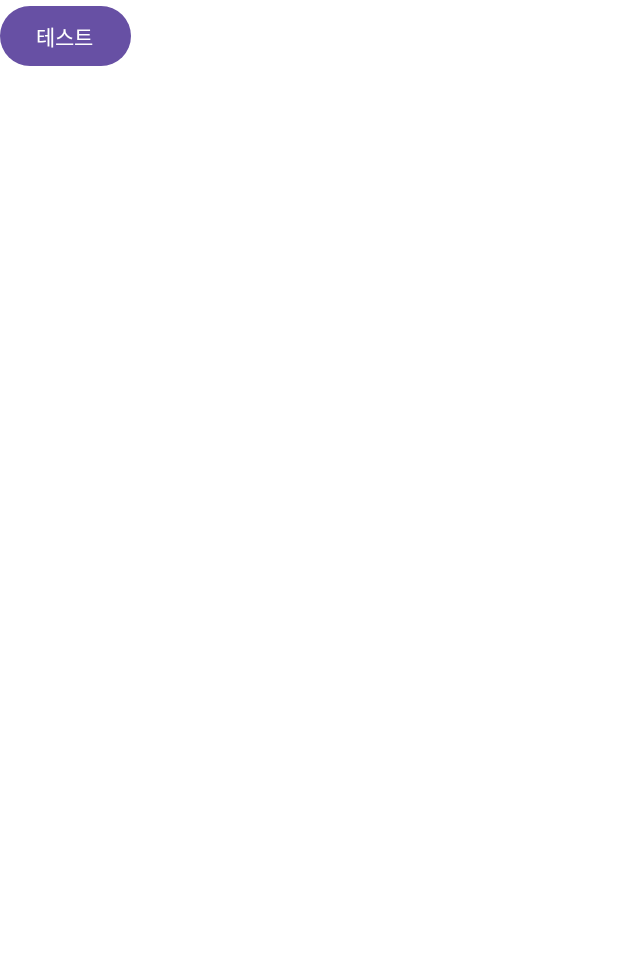
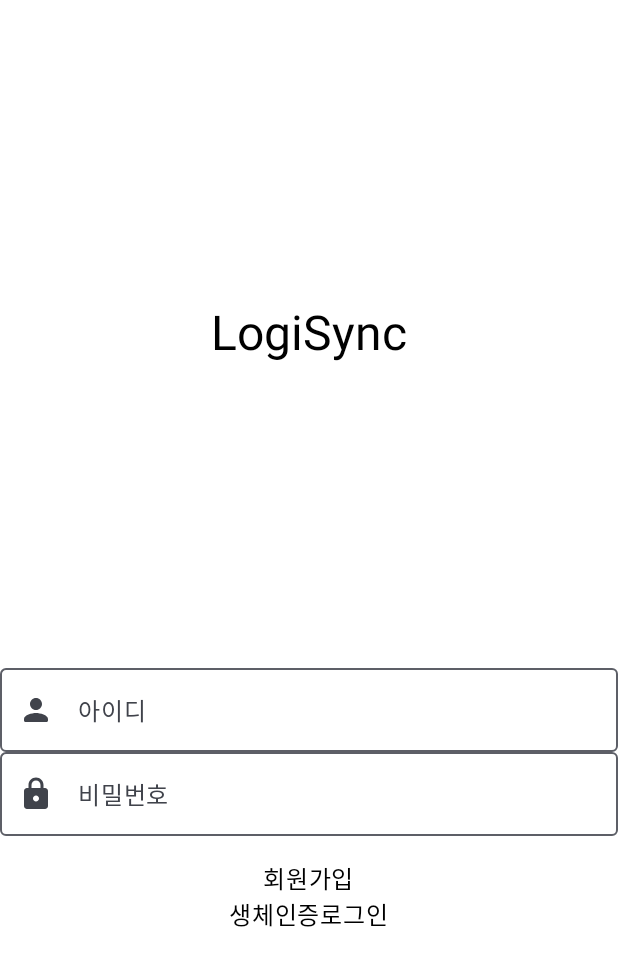
Before and after one commit to SANDY-9/Project_LogiSync, an Android app built with Jetpack Compose: the @Preview function LoginScreenPreview, on a phone screen of 412 x 824 dp. Shown: the top 966 px of the screen. Run offline under Robolectric (Android 15) with nearby library versions, the phone set to English and light mode, and no system bars.

Commit message:
LoginScreen UI 구현

```diff
--- /dev/null
+++ b/Android/core/designsystem/src/main/java/com/sandy/designsystem/common/Buttons.kt
@@ -0,0 +1,19 @@
+package com.sandy.designsystem.common
+
+import androidx.compose.foundation.clickable
+import androidx.compose.material3.Text
+import androidx.compose.runtime.Composable
+import androidx.compose.ui.Modifier
+import androidx.compose.ui.res.stringResource
+
+@Composable
+fun BasicTextButton(
+    title: String,
+    onClick: () -> Unit,
+    modifier: Modifier = Modifier
+) {
+    Text(
+        modifier = modifier.clickable(onClick = onClick),
+        text = title,
+    )
+}
--- /dev/null
+++ b/Android/core/designsystem/src/main/java/com/sandy/designsystem/common/Spacer.kt
@@ -0,0 +1 @@
+package com.sandy.designsystem.common
--- /dev/null
+++ b/Android/core/designsystem/src/main/java/com/sandy/designsystem/common/TextField.kt
@@ -0,0 +1,58 @@
+package com.sandy.designsystem.common
+
+import androidx.compose.foundation.text.KeyboardOptions
+import androidx.compose.material.icons.Icons
+import androidx.compose.material.icons.rounded.Lock
+import androidx.compose.material.icons.rounded.Person
+import androidx.compose.material3.Icon
+import androidx.compose.material3.OutlinedTextField
+import androidx.compose.material3.Text
+import androidx.compose.runtime.Composable
+import androidx.compose.ui.Modifier
+import androidx.compose.ui.text.input.KeyboardType
+import androidx.compose.ui.text.input.PasswordVisualTransformation
+
+@Composable
+private fun TextFieldPlaceHolder(
+    str: String,
+): @Composable () -> Unit = {
+    Text(
+        text = str
+    )
+}
+
+@Composable
+fun IDTextField(
+    placeHolder: String,
+    onValueChange: (String) -> Unit,
+    modifier: Modifier = Modifier,
+) {
+    OutlinedTextField(
+        value = "",
+        leadingIcon = {
+            Icon(imageVector = Icons.Rounded.Person, null)
+        },
+        placeholder = TextFieldPlaceHolder(placeHolder),
+        onValueChange = onValueChange,
+        modifier = modifier,
+    )
+}
+
+@Composable
+fun PWTextField(
+    placeHolder: String,
+    onValueChange: (String) -> Unit,
+    modifier: Modifier = Modifier,
+) {
+    OutlinedTextField(
+        value = "",
+        leadingIcon = {
+            Icon(imageVector = Icons.Rounded.Lock, null)
+        },
+        placeholder = TextFieldPlaceHolder(placeHolder),
+        visualTransformation = PasswordVisualTransformation(),
+        keyboardOptions = KeyboardOptions(keyboardType = KeyboardType.Password),
+        onValueChange = onValueChange,
+        modifier = modifier,
+    )
+}
--- a/Android/feature/login/src/main/java/com/feature/login/loginscreen/LoginScreen.kt
+++ b/Android/feature/login/src/main/java/com/feature/login/loginscreen/LoginScreen.kt
@@ -1,22 +1,67 @@
 package com.feature.login.loginscreen
 
-import androidx.compose.material3.Button
+import androidx.compose.foundation.layout.Arrangement
+import androidx.compose.foundation.layout.Column
+import androidx.compose.foundation.layout.Spacer
+import androidx.compose.foundation.layout.fillMaxHeight
+import androidx.compose.foundation.layout.fillMaxSize
+import androidx.compose.foundation.layout.fillMaxWidth
+import androidx.compose.foundation.layout.padding
+import androidx.compose.material3.MaterialTheme
 import androidx.compose.material3.Text
 import androidx.compose.runtime.Composable
+import androidx.compose.ui.Alignment
 import androidx.compose.ui.Modifier
+import androidx.compose.ui.res.stringResource
+import androidx.compose.ui.text.style.TextAlign
 import androidx.compose.ui.tooling.preview.Preview
-import androidx.hilt.navigation.compose.hiltViewModel
+import androidx.compose.ui.unit.dp
 import androidx.navigation.NavController
 import androidx.navigation.compose.rememberNavController
+import com.feature.login.R
+import com.sandy.designsystem.common.BasicTextButton
+import com.sandy.designsystem.common.IDTextField
+import com.sandy.designsystem.common.PWTextField
+import com.sandy.designsystem.theme.LogiSyncTheme
 
 @Composable
 fun LoginScreen(
-    composeNavigator: NavController,
+    navController: NavController,
     modifier: Modifier = Modifier,
     //viewModel: LoginViewModel = hiltViewModel(),
 ) {
-    Button(onClick = { /*TODO*/ }) {
-        Text(text = "테스트")
+    Column(
+        modifier = modifier.fillMaxSize(),
+        horizontalAlignment = Alignment.CenterHorizontally,
+    ) {
+        Spacer(modifier = modifier.weight(1f))
+        Text(
+            modifier = modifier,
+            text = "LogiSync",
+            style = MaterialTheme.typography.headlineLarge,
+        )
+        Spacer(modifier = modifier.weight(1f))
+        IDTextField(
+            modifier = modifier.fillMaxWidth(),
+            placeHolder = stringResource(id = R.string.login_title_id),
+            onValueChange = {},
+        )
+        PWTextField(
+            modifier = modifier
+                .fillMaxWidth()
+                .padding(bottom = 16.dp),
+            placeHolder = stringResource(id = R.string.login_title_pwd),
+            onValueChange = {},
+        )
+        BasicTextButton(
+            title = stringResource(id = R.string.login_title_signup),
+            onClick = { }
+        )
+        BasicTextButton(
+            title = stringResource(id = R.string.login_title_bio),
+            onClick = { }
+        )
+        Spacer(modifier = modifier.weight(1f))
     }
 }
 
@@ -24,10 +69,11 @@ fun LoginScreen(
 @Preview(
     name = "LoginScreen",
     showBackground = true,
-    showSystemUi = true
 )
 private fun LoginScreenPreview() {
-    LoginScreen(
-        rememberNavController()
-    )
+    LogiSyncTheme {
+        LoginScreen(
+            rememberNavController()
+        )
+    }
 }
--- /dev/null
+++ b/Android/feature/login/src/main/res/values/strings.xml
@@ -0,0 +1,12 @@
+<?xml version="1.0" encoding="utf-8"?>
+<resources>
+    <string name="login_title_id">아이디</string>
+    <string name="login_title_pwd">비밀번호</string>
+    <string name="login_title_signup">회원가입</string>
+    <string name="login_title_bio">생체인증로그인</string>
+    <string name="login_desc_bio">지문을 입력해주세요.</string>
+    <string name="login_desc_warn_empty_id">아이디를 입력해주세요.</string>
+    <string name="login_desc_warn_empty_pwd">비밀번호를 입력해주세요.</string>
+    <string name="login_desc_warn_incorrect">아이디 혹은 비밀번호를 확인해주세요.</string>
+    <string name="login_desc_warn_network">로그인에 실패했습니다. 인터넷 연결상태를 확인해주세요.</string>
+</resources>
```
Also changed, not shown: Android/app/src/main/java/com/sandy/logisync/ui/MainActivity.kt (+3 -9 lines), Android/core/designsystem/src/main/java/com/sandy/designsystem/common/Logo.kt (added, +18 -0 lines).
